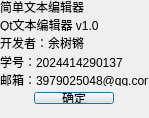
The window that aboutdialog.ui (bullet124123/jiandanwenben) describes before a commit, drawn with Qt 5.
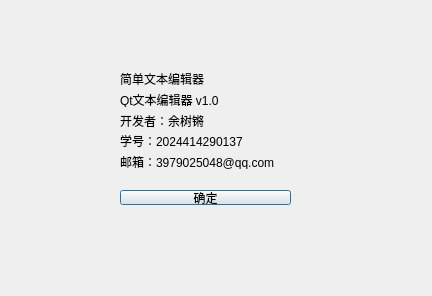
The same window after the commit.

```diff
--- a/aboutdialog.ui
+++ b/aboutdialog.ui
@@ -6,8 +6,8 @@
    <rect>
     <x>0</x>
     <y>0</y>
-    <width>149</width>
-    <height>118</height>
+    <width>432</width>
+    <height>296</height>
    </rect>
   </property>
   <property name="windowTitle">
@@ -16,10 +16,10 @@
   <widget class="QWidget" name="">
    <property name="geometry">
     <rect>
-     <x>0</x>
-     <y>0</y>
-     <width>148</width>
-     <height>104</height>
+     <x>120</x>
+     <y>71</y>
+     <width>171</width>
+     <height>148</height>
     </rect>
    </property>
    <layout class="QVBoxLayout" name="verticalLayout">
@@ -59,8 +59,6 @@
      </widget>
     </item>
     <item>
-     <layout class="QHBoxLayout" name="horizontalLayout">
-      <item>
        <spacer name="horizontalSpacer">
         <property name="orientation">
          <enum>Qt::Orientation::Horizontal</enum>
@@ -92,8 +90,6 @@
          </size>
         </property>
        </spacer>
-      </item>
-     </layout>
     </item>
    </layout>
   </widget>
```
Left out of the diff: 2 changed lines with no effect on the pictures. Lines whose indentation alone changed are shown as unchanged.
